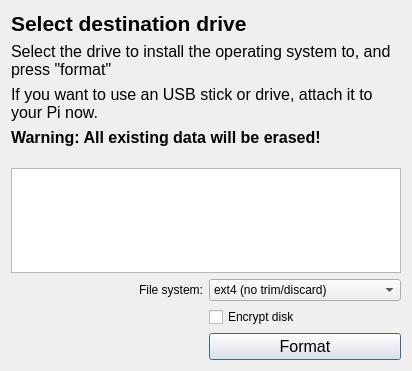
Above: BerrybootGUI2.0/diskdialog.ui from maxnet/berryboot before the change. Below: the same form after it.
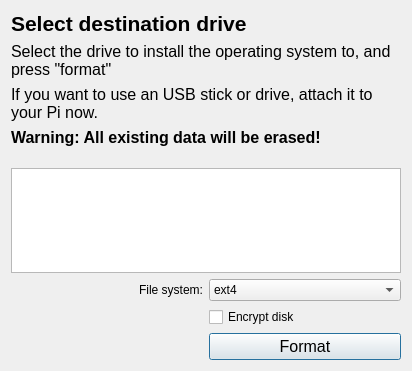
That is the form after the change.

Commit message:
Send ATA trim commands by default during mkfs.ext4
Was previously turned off as it gave issues on some SD cards,
but seems to work ok now.

Patch:
```diff
--- a/BerrybootGUI2.0/diskdialog.ui
+++ b/BerrybootGUI2.0/diskdialog.ui
@@ -46,7 +46,7 @@
    <item row="8" column="1">
     <widget class="QComboBox" name="filesystemCombo">
      <property name="currentIndex">
-      <number>1</number>
+      <number>0</number>
      </property>
      <item>
       <property name="text">
```
